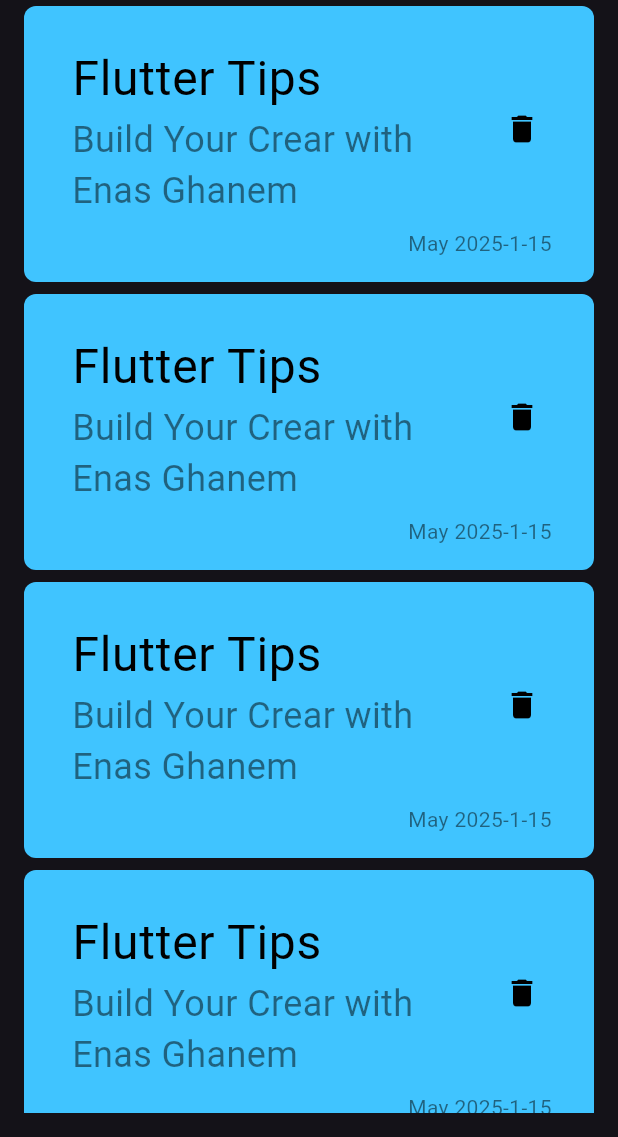
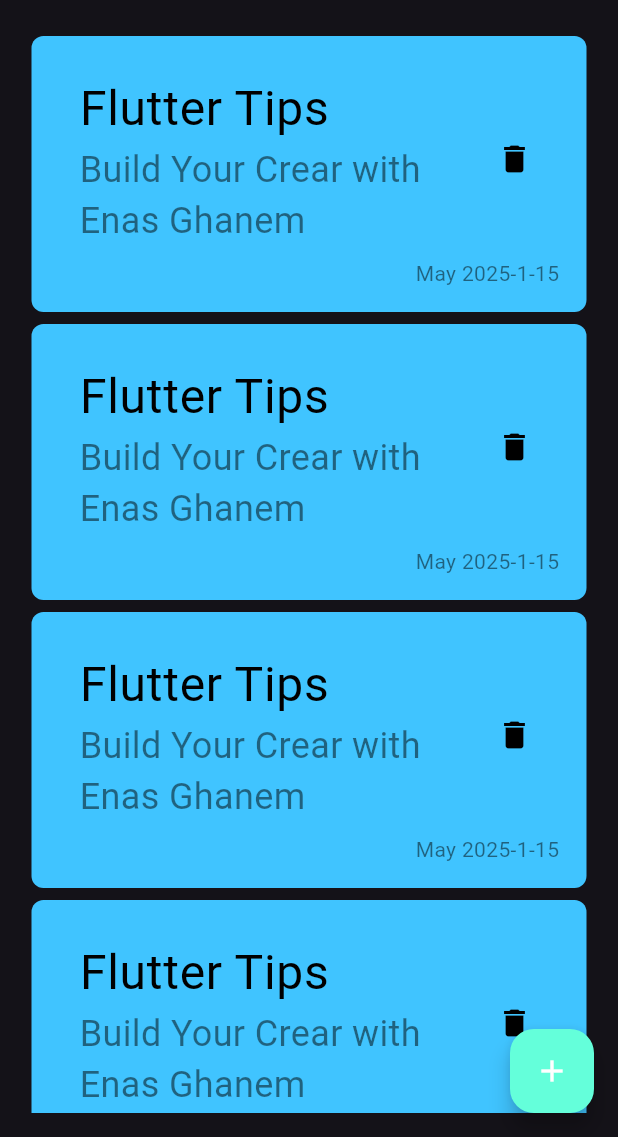
Before and after one commit to enasghanem/Notes2_App, a Flutter app: the screen it shows after launch, on a phone screen of 412 x 824 dp, the part 99-1236 px from its top. Run offline on Flutter 3.47's test engine with Material 3 defaults, Android fonts, the phone set to English and light mode, and no system bars.

Commit message:
page add notes

```diff
--- a/lib/Screens/HomePage.dart
+++ b/lib/Screens/HomePage.dart
@@ -1,5 +1,7 @@
 import 'package:flutter/material.dart';
-import 'package:notes_app/widgets/Notes.dart';
+import 'package:notes_app/widgets/AddNotes.dart';
+
+import 'package:notes_app/widgets/HomeWidget.dart';
 
 class HomePage extends StatelessWidget {
   const HomePage({super.key});
@@ -7,41 +9,21 @@ class HomePage extends StatelessWidget {
   @override
   Widget build(BuildContext context) {
     return Scaffold(
-        body: Padding(
-      padding: const EdgeInsets.all(16),
-      child: Column(
-        children: [
-          Row(
-            children: [
-              Text(
-                'Notes',
-                style: TextStyle(
-                  fontSize: 32,
-                ),
-              ),
-              Spacer(),
-              Container(
-                height: 50,
-                width: 50,
-                decoration: BoxDecoration(
-                  borderRadius: BorderRadius.circular(16),
-                  color: Colors.white.withOpacity(0.2),
-                ),
-                child: IconButton(
-                    onPressed: () {},
-                    icon: Icon(
-                      Icons.search,
-                    )),
-              )
-            ],
-          ),
-          Expanded(child: ListView.builder(itemBuilder: (context, index) {
-            return Notes(
-              color: Colors.lightBlueAccent,
-            );
-          })),
-        ],
+      floatingActionButton: FloatingActionButton(
+        backgroundColor: Colors.tealAccent,
+        onPressed: () {
+          showModalBottomSheet(
+              context: context,
+              builder: (context) {
+                return AddNotes();
+              });
+        },
+        child: Icon(
+          color: Colors.white,
+          Icons.add,
+        ),
       ),
-    ));
+      body: HomeWidget(),
+    );
   }
 }
--- /dev/null
+++ b/lib/widgets/HomeWidget.dart
@@ -0,0 +1,52 @@
+import 'package:flutter/material.dart';
+import 'package:notes_app/widgets/Notes.dart';
+
+class HomeWidget extends StatelessWidget {
+  const HomeWidget({super.key});
+
+  @override
+  Widget build(BuildContext context) {
+    return Padding(
+      padding: const EdgeInsets.all(16),
+      child: Column(
+        children: [
+          Row(
+            children: [
+              const Text(
+                'Notes',
+                style: TextStyle(
+                  fontSize: 32,
+                ),
+              ),
+              const Spacer(),
+              Container(
+                height: 50,
+                width: 50,
+                decoration: BoxDecoration(
+                  borderRadius: BorderRadius.circular(16),
+                  color: Colors.white.withOpacity(0.2),
+                ),
+                child: IconButton(
+                    onPressed: () {},
+                    icon: const Icon(
+                      Icons.search,
+                    )),
+              )
+            ],
+          ),
+          SizedBox(
+            height: 15,
+          ),
+          Expanded(
+              child: ListView.builder(
+                  padding: EdgeInsets.all(5),
+                  itemBuilder: (context, index) {
+                    return const Notes(
+                      color: Colors.lightBlueAccent,
+                    );
+                  })),
+        ],
+      ),
+    );
+  }
+}
--- a/lib/widgets/Notes.dart
+++ b/lib/widgets/Notes.dart
@@ -1,11 +1,23 @@
 import 'package:flutter/material.dart';
+import 'package:notes_app/Screens/NotesADdPage.dart';
 
 class Notes extends StatelessWidget {
   const Notes({super.key, required this.color});
   final Color color;
   @override
   Widget build(BuildContext context) {
-    return Container(
+    return GestureDetector(
+      onTap: () {
+        Navigator.push(
+          context,
+          MaterialPageRoute(
+            builder: (context) {
+              return NewNotes();
+            },
+          ),
+        );
+      },
+      child: Container(
         padding: const EdgeInsets.only(top: 16, left: 16, bottom: 16),
         margin: const EdgeInsets.symmetric(vertical: 4),
         decoration: BoxDecoration(
@@ -45,6 +57,7 @@ class Notes extends StatelessWidget {
             )
           ],
         ),
+      ),
     );
   }
 }
```
Also changed, not shown: lib/Screens/NotesADdPage.dart (added, +21 -0 lines), lib/widgets/AddNotes.dart (added, +48 -0 lines), lib/widgets/CustomTextFeild.dart (added, +23 -0 lines). Lines whose indentation alone changed are shown as unchanged.
